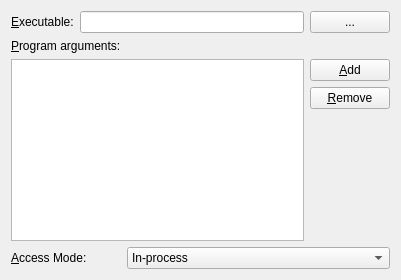
Above: launcher/ui/launchpage.ui from KDAB/GammaRay before the change. Below: the same form after it.
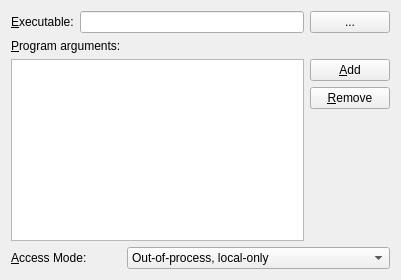
That is the form after the change.

Patch:
```diff
--- a/launcher/ui/launchpage.ui
+++ b/launcher/ui/launchpage.ui
@@ -100,7 +100,7 @@
      <item>
       <widget class="QComboBox" name="accessMode">
        <property name="currentIndex">
-        <number>2</number>
+        <number>0</number>
        </property>
        <item>
         <property name="text">
```
